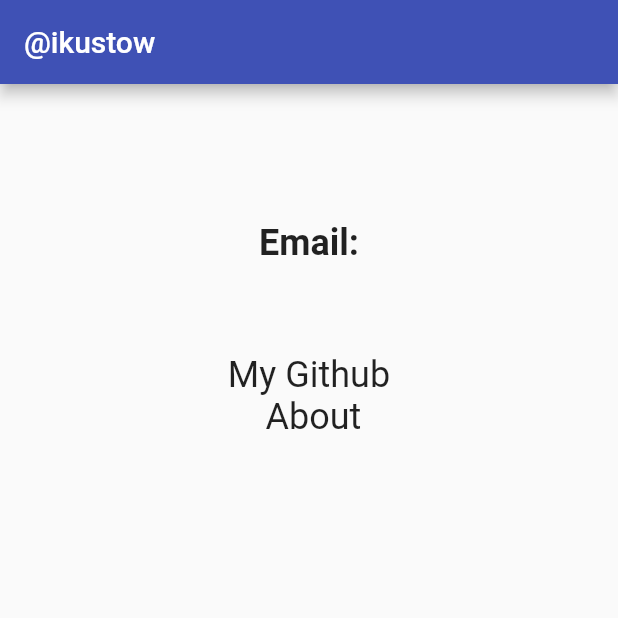
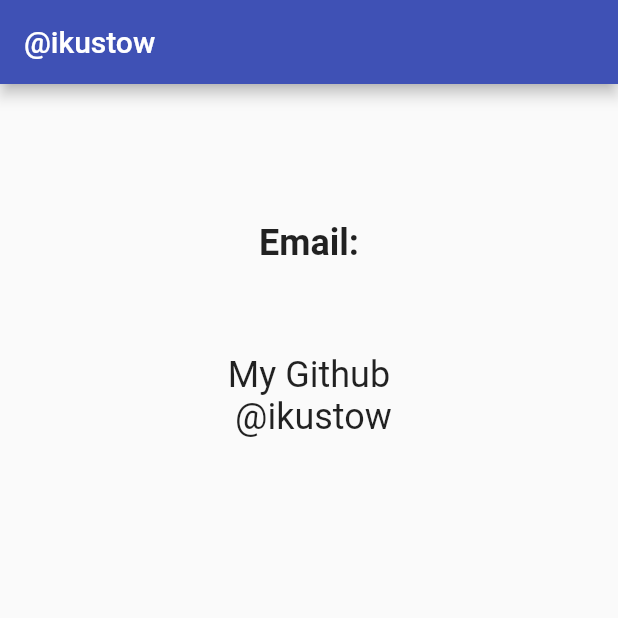
Before and after one commit to ikustow/geoquiz, a Flutter app: the screen it shows once a user with an empty profile is signed in, item 3 of the bottom bar chosen, on a phone screen of 412 x 824 dp, the top half of it. Run offline on Flutter 3.47's test engine with Material 2 defaults, Android fonts, the phone set to English and light mode, and no system bars; our stand-ins replace animated_text_kit, bloc, connectivity_plus, dio, email_validator, equatable and 4 more; missing offline and left inert: dart_airtable; accounts and stored records are empty; network calls fail.

Commit message:
Final UI update Signed-off-by: ikustow <ikustow@yandex.ru>
Signed-off-by: ikustow <ikustow@yandex.run>

```diff
--- a/lib/authentication/pages/details_page.dart
+++ b/lib/authentication/pages/details_page.dart
@@ -16,7 +16,7 @@ class DetailsPageWidget extends StatelessWidget {
   Widget build(BuildContext context) {
     // Getting the user from the FirebaseAuth Instance
     final github_title = S.of(context).github_title;
-    final github_account_title = S.of(context).about_app_bar_title;
+    final github_account_title = S.of(context).github_account_title;
     final user = FirebaseAuth.instance.currentUser!;
     return Scaffold(
       appBar: AppBar(
```
Also changed, not shown: 1 other file.
